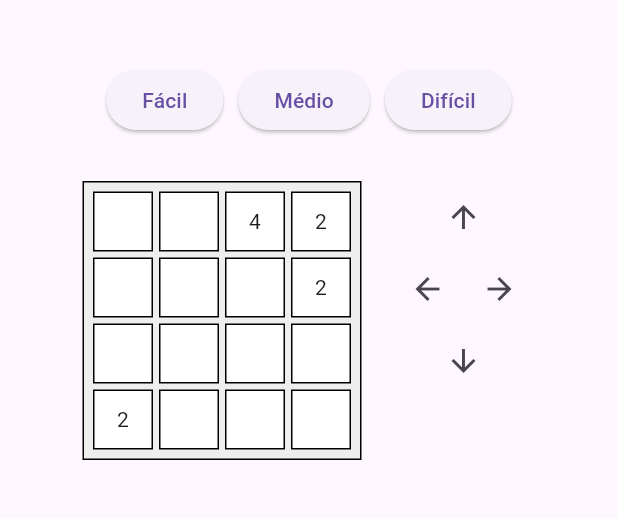
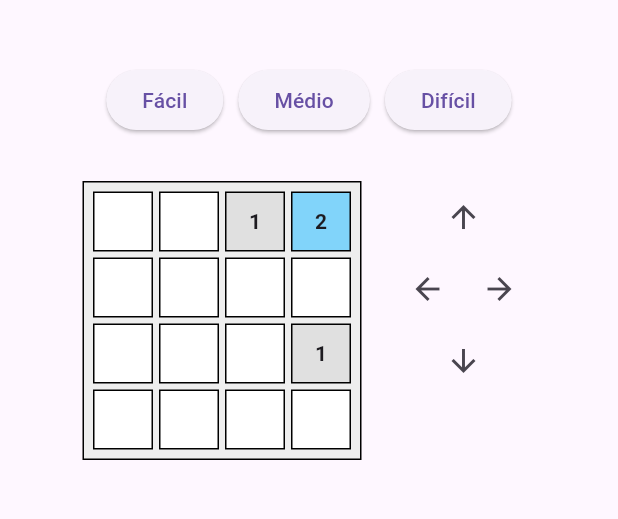
Before and after one commit to monyquerichter/projetoflutter2048, a Flutter app: the screen it shows after launch, after a tap on the "arrow upward" icon, after a tap on the "arrow back" icon, after a tap on the "arrow forward" icon, on a phone screen of 412 x 824 dp, the part 410-929 px from its top. Run offline on Flutter 3.47's test engine with Material 3 defaults, Android fonts, the phone set to English and light mode, and no system bars.

Commit message:
Add files via upload
16/06 - Na aula de hoje eu adicionei interatividade nos botões de níveis (fácil, médio e difícil), corrigi para o número começar com 1 e adicionei cores nos quadrados que contém os números.

```diff
--- a/lib/main.dart
+++ b/lib/main.dart
@@ -13,21 +13,29 @@ class MyApp extends StatefulWidget {
 }
 
 class _MyAppState extends State<MyApp> {
-  List<List<int>> board = List.generate(4, (_) => List.filled(4, 0));
+  int boardSize = 4;
+  int winValue = 1024;
+  List<List<int>> board = [];
   int movimentos = 0;
   String status = "";
 
   @override
   void initState() {
     super.initState();
-    _addRandomTile();
+    _resetBoard();
+  }
+
+  void _resetBoard() {
+    board = List.generate(boardSize, (_) => List.filled(boardSize, 0));
+    movimentos = 0;
+    status = "";
     _addRandomTile();
   }
 
   void _addRandomTile() {
     List<Point<int>> empty = [];
-    for (int i = 0; i < 4; i++) {
-      for (int j = 0; j < 4; j++) {
+    for (int i = 0; i < boardSize; i++) {
+      for (int j = 0; j < boardSize; j++) {
         if (board[i][j] == 0) {
           empty.add(Point(i, j));
         }
@@ -35,7 +43,7 @@ class _MyAppState extends State<MyApp> {
     }
     if (empty.isNotEmpty) {
       final pos = empty[Random().nextInt(empty.length)];
-      board[pos.x][pos.y] = Random().nextBool() ? 2 : 4;
+      board[pos.x][pos.y] = 1;
     }
   }
 
@@ -43,34 +51,43 @@ class _MyAppState extends State<MyApp> {
     bool hasZero = board.any((row) => row.contains(0));
     bool canMerge = false;
 
-    for (int i = 0; i < 4; i++) {
-      for (int j = 0; j < 3; j++) {
-        if (board[i][j] == board[i][j + 1] ||
-            board[j][i] == board[j + 1][i]) {
+    for (int i = 0; i < boardSize; i++) {
+      for (int j = 0; j < boardSize - 1; j++) {
+        if (board[i][j] == board[i][j + 1] || board[j][i] == board[j + 1][i]) {
           canMerge = true;
           break;
         }
       }
     }
 
-    bool has2048 = board.any((row) => row.contains(2048));
+    bool hasWin = board.any((row) => row.contains(winValue));
 
-    if (has2048) {
-      status = "Você venceu!";
+    if (hasWin) {
+      status = "VOCÊ GANHOU";
     } else if (!hasZero && !canMerge) {
-      status = "Você perdeu!";
+      status = "VOCÊ PERDEU";
     } else {
       status = "";
     }
   }
 
-  void _moveLeft() {
+  void _move(Function mover) {
     setState(() {
+      bool moved = mover();
+      if (moved) {
+        movimentos++;
+        _addRandomTile();
+        _checkStatus();
+      }
+    });
+  }
+
+  bool _moveLeft() {
     bool moved = false;
-      for (int i = 0; i < 4; i++) {
-        List<int> newRow = List.filled(4, 0);
+    for (int i = 0; i < boardSize; i++) {
+      List<int> newRow = List.filled(boardSize, 0);
       int pos = 0;
-        for (int j = 0; j < 4; j++) {
+      for (int j = 0; j < boardSize; j++) {
         if (board[i][j] != 0) {
           if (newRow[pos] == 0) {
             newRow[pos] = board[i][j];
@@ -86,22 +103,16 @@ class _MyAppState extends State<MyApp> {
       if (board[i].toString() != newRow.toString()) moved = true;
       board[i] = newRow;
     }
-      if (moved) {
-        movimentos++;
-        _addRandomTile();
-        _checkStatus();
-      }
-    });
+    return moved;
   }
 
-  void _moveRight() {
-    setState(() {
+  bool _moveRight() {
     bool moved = false;
-      for (int i = 0; i < 4; i++) {
+    for (int i = 0; i < boardSize; i++) {
       List<int> row = board[i].reversed.toList();
-        List<int> newRow = List.filled(4, 0);
+      List<int> newRow = List.filled(boardSize, 0);
       int pos = 0;
-        for (int j = 0; j < 4; j++) {
+      for (int j = 0; j < boardSize; j++) {
         if (row[j] != 0) {
           if (newRow[pos] == 0) {
             newRow[pos] = row[j];
@@ -118,22 +129,16 @@ class _MyAppState extends State<MyApp> {
       if (board[i].toString() != newRow.toString()) moved = true;
       board[i] = newRow;
     }
-      if (moved) {
-        movimentos++;
-        _addRandomTile();
-        _checkStatus();
-      }
-    });
+    return moved;
   }
 
-  void _moveUp() {
-    setState(() {
+  bool _moveUp() {
     bool moved = false;
-      for (int col = 0; col < 4; col++) {
-        List<int> column = List.generate(4, (row) => board[row][col]);
-        List<int> newCol = List.filled(4, 0);
+    for (int col = 0; col < boardSize; col++) {
+      List<int> column = List.generate(boardSize, (row) => board[row][col]);
+      List<int> newCol = List.filled(boardSize, 0);
       int pos = 0;
-        for (int i = 0; i < 4; i++) {
+      for (int i = 0; i < boardSize; i++) {
         if (column[i] != 0) {
           if (newCol[pos] == 0) {
             newCol[pos] = column[i];
@@ -146,27 +151,22 @@ class _MyAppState extends State<MyApp> {
           }
         }
       }
-        for (int row = 0; row < 4; row++) {
+      for (int row = 0; row < boardSize; row++) {
         if (board[row][col] != newCol[row]) moved = true;
         board[row][col] = newCol[row];
       }
     }
-      if (moved) {
-        movimentos++;
-        _addRandomTile();
-        _checkStatus();
-      }
-    });
+    return moved;
   }
 
-  void _moveDown() {
-    setState(() {
+  bool _moveDown() {
     bool moved = false;
-      for (int col = 0; col < 4; col++) {
-        List<int> column = List.generate(4, (row) => board[row][col]).reversed.toList();
-        List<int> newCol = List.filled(4, 0);
+    for (int col = 0; col < boardSize; col++) {
+      List<int> column =
+      List.generate(boardSize, (row) => board[row][col]).reversed.toList();
+      List<int> newCol = List.filled(boardSize, 0);
       int pos = 0;
-        for (int i = 0; i < 4; i++) {
+      for (int i = 0; i < boardSize; i++) {
         if (column[i] != 0) {
           if (newCol[pos] == 0) {
             newCol[pos] = column[i];
@@ -180,17 +180,63 @@ class _MyAppState extends State<MyApp> {
         }
       }
       newCol = newCol.reversed.toList();
-        for (int row = 0; row < 4; row++) {
+      for (int row = 0; row < boardSize; row++) {
         if (board[row][col] != newCol[row]) moved = true;
         board[row][col] = newCol[row];
       }
     }
-      if (moved) {
-        movimentos++;
-        _addRandomTile();
-        _checkStatus();
+    return moved;
   }
-    });
+
+  Color _getColor(int value) {
+    switch (value) {
+      case 1:
+        return Colors.grey[300]!;
+      case 2:
+        return Colors.lightBlue[200]!;
+      case 4:
+        return Colors.blue[300]!;
+      case 8:
+        return Colors.green[300]!;
+      case 16:
+        return Colors.yellow[300]!;
+      case 32:
+        return Colors.orange[300]!;
+      case 64:
+        return Colors.deepOrange[300]!;
+      case 128:
+        return Colors.purple[300]!;
+      case 256:
+        return Colors.pink[300]!;
+      case 512:
+        return Colors.red[300]!;
+      case 1024:
+        return Colors.teal[300]!;
+      case 2048:
+        return Colors.amber[400]!;
+      case 4096:
+        return Colors.black;
+      default:
+        return Colors.white;
+    }
+  }
+
+  Widget _cell(int value) {
+    return Container(
+      width: 40,
+      height: 40,
+      margin: const EdgeInsets.all(2),
+      decoration: BoxDecoration(
+        border: Border.all(),
+        color: _getColor(value),
+      ),
+      child: Center(
+        child: Text(
+          value == 0 ? "" : "$value",
+          style: const TextStyle(fontWeight: FontWeight.bold),
+        ),
+      ),
+    );
   }
 
   @override
@@ -220,25 +266,56 @@ class _MyAppState extends State<MyApp> {
                 status,
                 style: TextStyle(
                   fontSize: 16,
-                  color: status.contains("venceu") ? Colors.green : Colors.red,
+                  color: status.contains("GANHOU")
+                      ? Colors.green
+                      : status.contains("PERDEU")
+                      ? Colors.red
+                      : Colors.black,
                 ),
               ),
               const SizedBox(height: 10),
 
-              // Botões de nível (sem função por enquanto)
+              // Botões de nível
               Row(
                 mainAxisAlignment: MainAxisAlignment.center,
                 children: [
-                  ElevatedButton(onPressed: () {}, child: const Text("Fácil")),
+                  ElevatedButton(
+                    onPressed: () {
+                      setState(() {
+                        boardSize = 4;
+                        winValue = 1024;
+                        _resetBoard();
+                      });
+                    },
+                    child: const Text("Fácil"),
+                  ),
                   const SizedBox(width: 10),
-                  ElevatedButton(onPressed: () {}, child: const Text("Médio")),
+                  ElevatedButton(
+                    onPressed: () {
+                      setState(() {
+                        boardSize = 5;
+                        winValue = 2048;
+                        _resetBoard();
+                      });
+                    },
+                    child: const Text("Médio"),
+                  ),
                   const SizedBox(width: 10),
-                  ElevatedButton(onPressed: () {}, child: const Text("Difícil")),
+                  ElevatedButton(
+                    onPressed: () {
+                      setState(() {
+                        boardSize = 6;
+                        winValue = 4096;
+                        _resetBoard();
+                      });
+                    },
+                    child: const Text("Difícil"),
+                  ),
                 ],
               ),
               const SizedBox(height: 30),
 
-              // Tabuleiro e botões de seta
+              // Tabuleiro + Botões
               Row(
                 mainAxisAlignment: MainAxisAlignment.center,
                 crossAxisAlignment: CrossAxisAlignment.start,
@@ -253,38 +330,35 @@ class _MyAppState extends State<MyApp> {
                     child: Column(
                       children: board.map((row) {
                         return Row(
-                          children: row.map((value) {
-                            return _cell(value == 0 ? "" : "$value");
-                          }).toList(),
+                          children: row.map((val) => _cell(val)).toList(),
                         );
                       }).toList(),
                     ),
                   ),
-
                   const SizedBox(width: 20),
 
-                  // Botões de seta
+                  // Botões
                   Column(
                     children: [
                       IconButton(
                         icon: const Icon(Icons.arrow_upward),
-                        onPressed: _moveUp,
+                        onPressed: () => _move(_moveUp),
                       ),
                       Row(
                         children: [
                           IconButton(
                             icon: const Icon(Icons.arrow_back),
-                            onPressed: _moveLeft,
+                            onPressed: () => _move(_moveLeft),
                           ),
                           IconButton(
                             icon: const Icon(Icons.arrow_forward),
-                            onPressed: _moveRight,
+                            onPressed: () => _move(_moveRight),
                           ),
                         ],
                       ),
                       IconButton(
                         icon: const Icon(Icons.arrow_downward),
-                        onPressed: _moveDown,
+                        onPressed: () => _move(_moveDown),
                       ),
                     ],
                   ),
@@ -296,17 +370,4 @@ class _MyAppState extends State<MyApp> {
       ),
     );
   }
-
-  Widget _cell(String text) {
-    return Container(
-      width: 40,
-      height: 40,
-      margin: const EdgeInsets.all(2),
-      decoration: BoxDecoration(
-        border: Border.all(),
-        color: Colors.white,
-      ),
-      child: Center(child: Text(text)),
-    );
 }
-}
```
Lines whose indentation alone changed are shown as unchanged.
